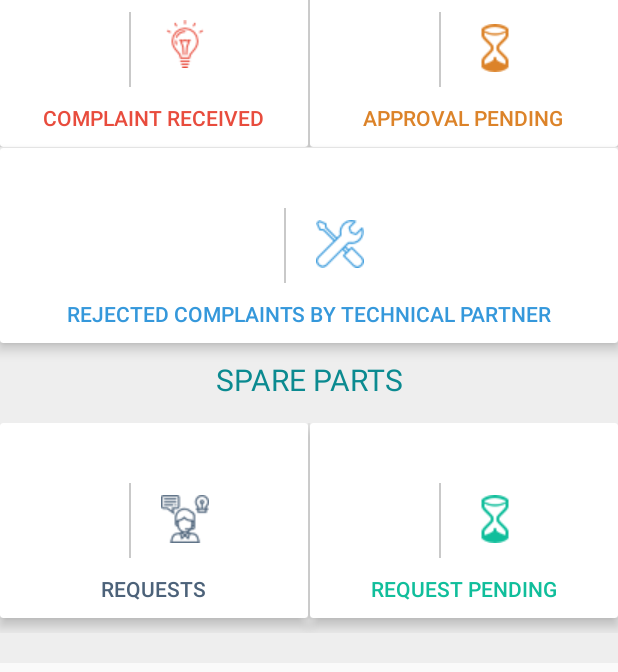
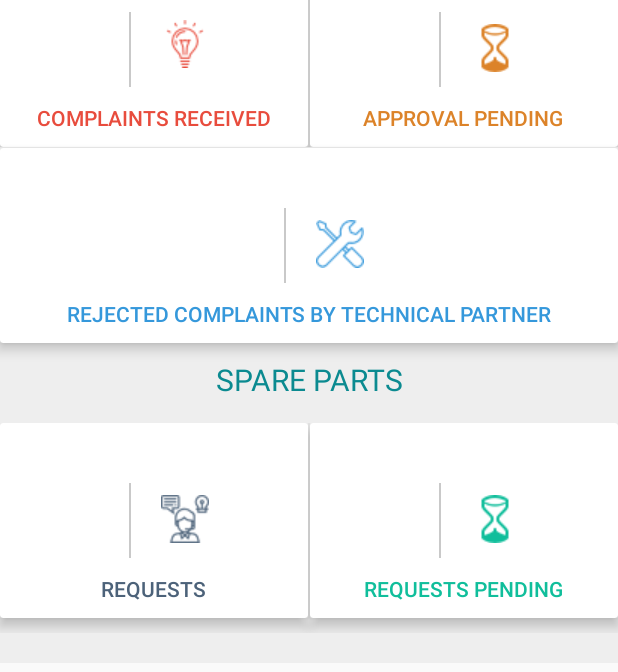
Before and after one commit to abhi4098/TestSolarProjectApp, an Android app: the fragment ProfileTechnicalFragment shown on its own in the app's theme, on a phone screen of 412 x 824 dp. Shown: the part 505-1177 px from the top of the screen. Run offline under Robolectric (Android 15) with nearby library versions, the phone set to English and light mode, and no system bars; our stand-ins replace ButterKnife; libraries missing offline, so code that uses them is left out: com.github.mikephil.charting; plain views replace BarChart; network calls fail.

Commit message:
ui change

```diff
--- a/app/src/main/res/layout/fragment_profile_customer_page.xml
+++ b/app/src/main/res/layout/fragment_profile_customer_page.xml
@@ -26,8 +26,9 @@
                 android:layout_width="wrap_content"
                 android:layout_height="wrap_content"
                 android:paddingEnd="10dp"
-                android:paddingStart="70dp"
-                android:layout_alignParentEnd="true"
+                android:paddingBottom="5sp"
+                android:paddingStart="15dp"
+                android:layout_alignParentStart="true"
                 android:paddingTop="20dp"
                 android:src="@drawable/totalcustomer"></ImageView>
             <TextView
--- a/app/src/main/res/values/strings.xml
+++ b/app/src/main/res/values/strings.xml
@@ -27,10 +27,10 @@
     <string name="open">Open</string>
     <string name="overdue">Overdue</string>
     <string name="closure">Closure</string>
-    <string name="new_complaints_received">COMPLAINT RECEIVED</string>
+    <string name="new_complaints_received">COMPLAINTS RECEIVED</string>
     <string name="click_here">Click Here</string>
     <string name="spare_parts_requested"> REQUESTS</string>
-    <string name="spare_parts_pending"> REQUEST PENDING</string>
+    <string name="spare_parts_pending"> REQUESTS PENDING</string>
     <string name="to_be_closed_by_today">APPROVAL PENDING</string>
     <string name="rejected_complaints">REJECTED COMPLAINTS BY TECHNICAL PARTNER</string>
 
```
